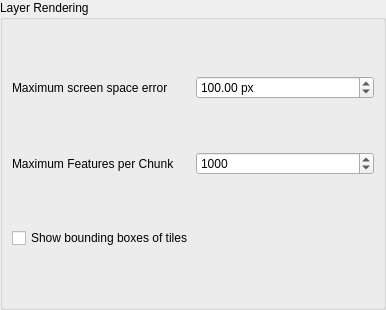
Qt form src/ui/3d/qgsvectorlayer3dpropertieswidget.ui (qgis/QGIS) before a commit.
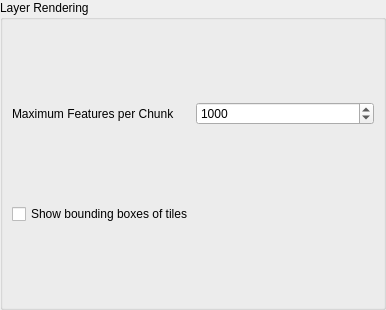
The same form after that commit. Custom widgets are drawn as their Qt base class.

Commit message: Remove screen space error from tiling settings

```diff
--- a/src/ui/3d/qgsvectorlayer3dpropertieswidget.ui
+++ b/src/ui/3d/qgsvectorlayer3dpropertieswidget.ui
@@ -32,21 +32,14 @@
       <string>Layer Rendering</string>
      </property>
      <layout class="QGridLayout" name="gridLayout">
-      <item row="0" column="0">
-       <widget class="QLabel" name="lblMaxError">
-        <property name="text">
-         <string>Maximum screen space error</string>
-        </property>
-       </widget>
-      </item>
-      <item row="2" column="0" colspan="2">
+      <item row="1" column="0" colspan="2">
        <widget class="QCheckBox" name="chkShowBoundingBoxes">
         <property name="text">
          <string>Show bounding boxes of tiles</string>
         </property>
        </widget>
       </item>
-      <item row="1" column="1">
+      <item row="0" column="1">
        <widget class="QgsSpinBox" name="mMaxFeaturesSpinBox">
         <property name="maximum">
          <number>999999</number>
@@ -56,26 +49,13 @@
         </property>
        </widget>
       </item>
-      <item row="1" column="0">
+      <item row="0" column="0">
        <widget class="QLabel" name="lblMaxFeatures">
         <property name="text">
          <string>Maximum Features per Chunk</string>
         </property>
        </widget>
       </item>
-      <item row="0" column="1">
-       <widget class="QgsDoubleSpinBox" name="mMaxErrorSpinBox">
-        <property name="suffix">
-         <string> px</string>
-        </property>
-        <property name="maximum">
-         <double>10000.000000000000000</double>
-        </property>
-        <property name="value">
-         <double>100.000000000000000</double>
-        </property>
-       </widget>
-      </item>
      </layout>
     </widget>
    </item>
@@ -88,11 +68,6 @@
    <header>qgscollapsiblegroupbox.h</header>
    <container>1</container>
   </customwidget>
-  <customwidget>
-   <class>QgsDoubleSpinBox</class>
-   <extends>QDoubleSpinBox</extends>
-   <header>qgsdoublespinbox.h</header>
-  </customwidget>
   <customwidget>
    <class>QgsSpinBox</class>
    <extends>QSpinBox</extends>
```
Left out of the diff: 1 changed line with no effect on the pictures. The commit also changes 5 other files.
